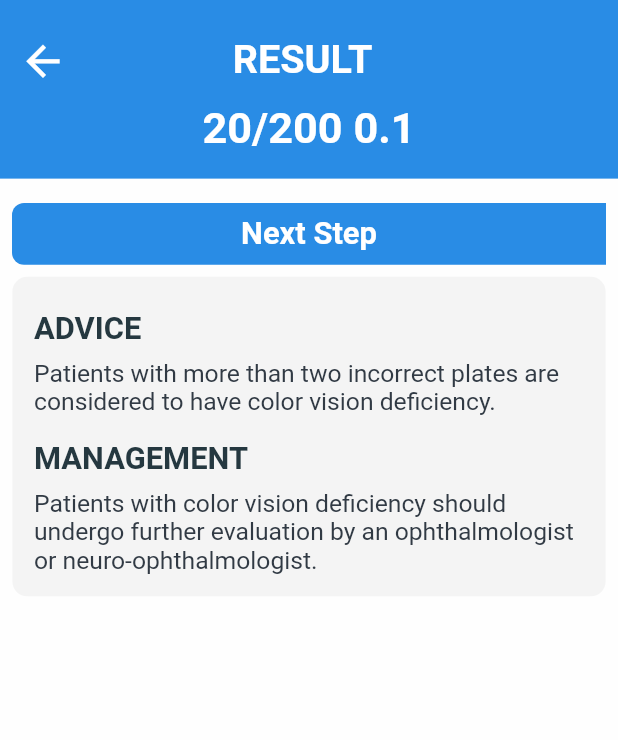
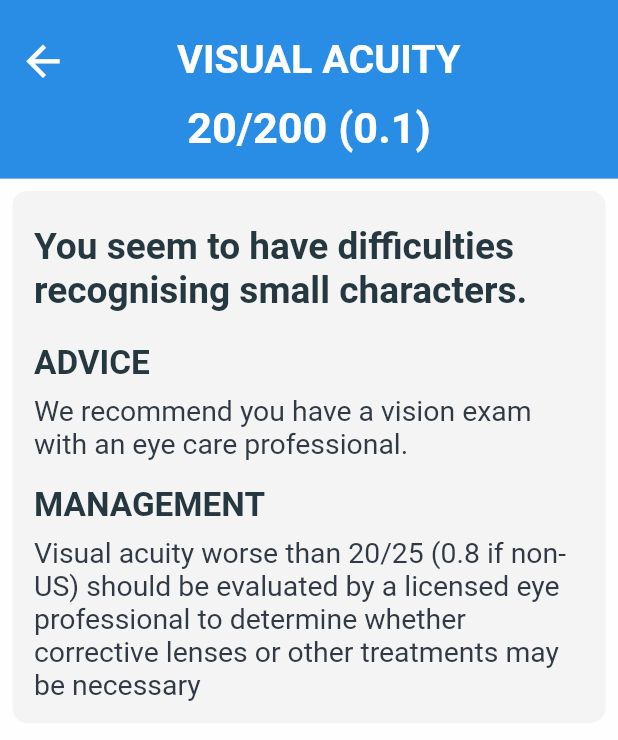
Before and after one commit to himanshuharlalka/HealthPredictor, a Flutter app: the MyopiaResult screen opened directly with empty values, on a phone screen of 412 x 824 dp. Shown: the top 740 px of the screen. Run offline on Flutter 3.47's test engine with Material 2 defaults, Android fonts, the phone set to English and light mode, and no system bars; our stand-ins replace audioplayers, cached_network_image, carousel_slider, cloud_firestore, firebase_auth, firebase_core and 7 more; missing offline and left inert: dart:ffi; accounts and stored records are empty.

Commit message:
myopia complete

```diff
--- a/lib/UI/MyopiaResult.dart
+++ b/lib/UI/MyopiaResult.dart
@@ -41,7 +41,8 @@ class _MyopiaResultState extends State<MyopiaResult> {
 
   @override
   void initState() {
-    result=acuityUS[widget.answers]+" "+acuityNonUS[widget.answers];
+    result =
+        acuityUS[widget.answers] + " (" + acuityNonUS[widget.answers] + ")";
     super.initState();
   }
 
@@ -96,11 +97,11 @@ class _MyopiaResultState extends State<MyopiaResult> {
                                     ),
                                   ),
                                   SizedBox(
-                                    width: width * 0.25,
+                                    width: width * 0.16,
                                   ),
                                   Container(
                                     child: Text(
-                                      "RESULT",
+                                      "VISUAL ACUITY",
                                       style: TextStyle(
                                         color: Colors.white,
                                         fontSize: height * 0.032,
@@ -135,35 +136,6 @@ class _MyopiaResultState extends State<MyopiaResult> {
                         SizedBox(
                           height: height * 0.01,
                         ),
-                        Padding(
-                          padding: const EdgeInsets.all(8),
-                          child: Container(
-                            decoration: BoxDecoration(
-                              borderRadius: BorderRadius.circular(10),
-                            ),
-                            child: Row(
-                              children: [
-                                Expanded(
-                                  child: Container(
-                                    decoration: BoxDecoration(
-                                      borderRadius: BorderRadius.only(
-                                          topLeft: Radius.circular(8),
-                                          bottomLeft: Radius.circular(8)),
-                                      color: !flag ? selected : unselected,
-                                    ),
-                                    height: height * 0.05,
-                                    child: Center(
-                                      child: Text(
-                                        'Next Step',
-                                        style: styles.getanswersWhiteTextStyle(),
-                                      ),
-                                    ),
-                                  ),
-                                ),
-                              ],
-                            ),
-                          ),
-                        ),
                         Container(
                           decoration: BoxDecoration(
                             borderRadius: BorderRadius.circular(10),
@@ -174,17 +146,29 @@ class _MyopiaResultState extends State<MyopiaResult> {
                               left: width * 0.02, right: width * 0.02),
                           padding: EdgeInsets.all(width * 0.035),
                           child: Column(
-                            //wat u wanna do margin everywheretext ke around
                             crossAxisAlignment: CrossAxisAlignment.start,
                             children: [
                               SizedBox(
                                 height: height * 0.01,
                               ),
                               Text(
+                                (widget.answers < 5)
+                                    ? '''You seem to have difficulties recognising small characters.'''
+                                    : '''Congratulations, your visual acuity seems good.''',
+                                style: TextStyle(
+                                  fontWeight: FontWeight.w700,
+                                  fontSize: height * 0.030,
+                                  color: AppTheme.darkText,
+                                ),
+                              ),
+                              SizedBox(
+                                height: height * 0.025,
+                              ),
+                              Text(
                                 'ADVICE',
                                 style: TextStyle(
                                   fontWeight: FontWeight.w600,
-                                  fontSize: height * 0.025,
+                                  fontSize: height * 0.027,
                                   color: AppTheme.darkText,
                                 ),
                               ),
@@ -192,10 +176,12 @@ class _MyopiaResultState extends State<MyopiaResult> {
                                 height: height * 0.01,
                               ),
                               Text(
-                                'Patients with more than two incorrect plates are considered to have color vision deficiency.',
+                                (widget.answers < 5)
+                                    ? '''We recommend you have a vision exam with an eye care professional.'''
+                                    : '''However, to verify the health of your eyes, don't hesitate to fix an appointment with an eye care professional.''',
                                 style: TextStyle(
                                   fontWeight: FontWeight.w400,
-                                  fontSize: height * 0.02,
+                                  fontSize: height * 0.023,
                                   color: AppTheme.dark_grey,
                                 ),
                               ),
@@ -206,7 +192,7 @@ class _MyopiaResultState extends State<MyopiaResult> {
                                 'MANAGEMENT',
                                 style: TextStyle(
                                   fontWeight: FontWeight.w600,
-                                  fontSize: height * 0.025,
+                                  fontSize: height * 0.027,
                                   color: AppTheme.darkText,
                                 ),
                               ),
@@ -214,10 +200,10 @@ class _MyopiaResultState extends State<MyopiaResult> {
                                 height: height * 0.01,
                               ),
                               Text(
-                                'Patients with color vision deficiency should undergo further evaluation by an ophthalmologist or neuro-ophthalmologist.',
+                                'Visual acuity worse than 20/25 (0.8 if non-US) should be evaluated by a licensed eye professional to determine whether corrective lenses or other treatments may be necessary',
                                 style: TextStyle(
                                   fontWeight: FontWeight.w400,
-                                  fontSize: height * 0.02,
+                                  fontSize: height * 0.023,
                                   color: AppTheme.dark_grey,
                                 ),
                               ),
```
